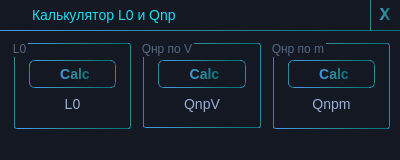
This is 3modules/thermalcapacity.ui in Ismaxis/212QtMay as Qt 5 draws it before an edit. The edited form follows.
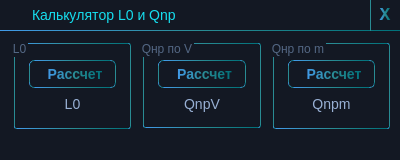
This is the edited form.

Commit message: Add movement to main window

Patch:
```diff
--- a/3modules/thermalcapacity.ui
+++ b/3modules/thermalcapacity.ui
@@ -110,7 +110,7 @@
         </font>
        </property>
        <property name="text">
-        <string>Calc</string>
+        <string>Рассчет</string>
        </property>
       </widget>
      </item>
@@ -167,7 +167,7 @@
         <string notr="true"/>
        </property>
        <property name="text">
-        <string>Calc</string>
+        <string>Рассчет</string>
        </property>
       </widget>
      </item>
@@ -222,7 +222,7 @@
         <string notr="true">text-size: 18px;</string>
        </property>
        <property name="text">
-        <string>Calc</string>
+        <string>Рассчет</string>
        </property>
       </widget>
      </item>
```
The commit also changes 4 other files.
